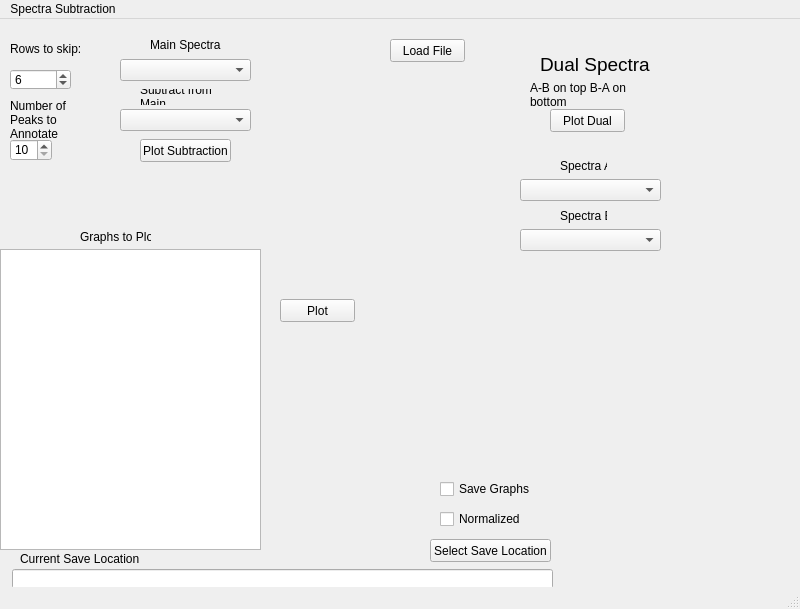
jbarwegen/Spectral-Subtraction, file Spectra.ui: the form before one commit.
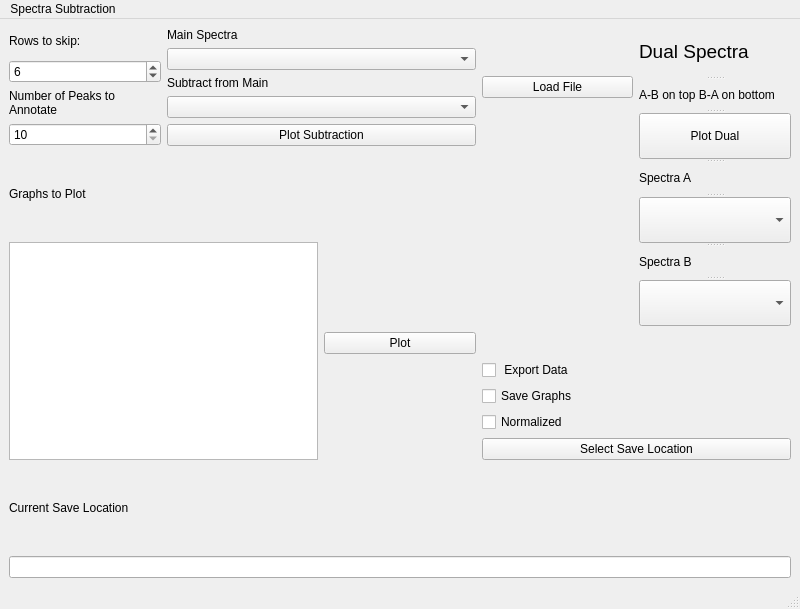
The form after the commit.

Patch:
```diff
--- a/Spectra.ui
+++ b/Spectra.ui
@@ -16,6 +16,9 @@
   <property name="windowTitle">
    <string>Spectra Subtraction</string>
   </property>
+  <property name="styleSheet">
+   <string notr="true"/>
+  </property>
   <property name="iconSize">
    <size>
     <width>32</width>
@@ -23,15 +26,24 @@
    </size>
   </property>
   <widget class="QWidget" name="centralwidget">
+   <layout class="QGridLayout" name="gridLayout_2">
+    <item row="0" column="0">
+     <layout class="QVBoxLayout" name="verticalLayout">
+      <item>
+       <widget class="QLabel" name="rowLabel">
+        <property name="text">
+         <string>Rows to skip:</string>
+        </property>
+        <property name="wordWrap">
+         <bool>true</bool>
+        </property>
+        <property name="buddy">
+         <cstring>rowSkipSpinBox</cstring>
+        </property>
+       </widget>
+      </item>
+      <item>
    <widget class="QSpinBox" name="rowSkipSpinBox">
-    <property name="geometry">
-     <rect>
-      <x>10</x>
-      <y>50</y>
-      <width>61</width>
-      <height>21</height>
-     </rect>
-    </property>
     <property name="wrapping">
      <bool>true</bool>
     </property>
@@ -45,34 +57,33 @@
      <string/>
     </property>
    </widget>
-   <widget class="QLabel" name="rowLabel">
-    <property name="geometry">
-     <rect>
-      <x>10</x>
-      <y>20</y>
-      <width>91</width>
-      <height>20</height>
-     </rect>
-    </property>
+      </item>
+      <item>
+       <widget class="QLabel" name="label">
     <property name="text">
-     <string>Rows to skip:</string>
+         <string>Number of Peaks to Annotate</string>
     </property>
     <property name="wordWrap">
      <bool>true</bool>
     </property>
     <property name="buddy">
-     <cstring>rowSkipSpinBox</cstring>
-    </property>
-   </widget>
+         <cstring>peaksAnnotate</cstring>
+        </property>
+       </widget>
+      </item>
+      <item>
+       <widget class="QSpinBox" name="peaksAnnotate">
+        <property name="specialValueText">
+         <string>10</string>
+        </property>
+       </widget>
+      </item>
+     </layout>
+    </item>
+    <item row="0" column="1" colspan="2">
+     <layout class="QGridLayout" name="gridLayout">
+      <item row="0" column="0">
    <widget class="QLabel" name="mainSpectraLabel">
-    <property name="geometry">
-     <rect>
-      <x>150</x>
-      <y>10</y>
-      <width>71</width>
-      <height>31</height>
-     </rect>
-    </property>
     <property name="text">
      <string>Main Spectra</string>
     </property>
@@ -86,86 +97,16 @@
      <cstring>mainSpectraBox</cstring>
     </property>
    </widget>
-   <widget class="QPushButton" name="loadfileButton">
-    <property name="geometry">
-     <rect>
-      <x>390</x>
-      <y>20</y>
-      <width>75</width>
-      <height>23</height>
-     </rect>
-    </property>
-    <property name="text">
-     <string>Load File</string>
-    </property>
-    <property name="checkable">
-     <bool>false</bool>
-    </property>
-   </widget>
+      </item>
+      <item row="1" column="0">
    <widget class="QComboBox" name="mainSpectraBox">
-    <property name="geometry">
-     <rect>
-      <x>120</x>
-      <y>40</y>
-      <width>131</width>
-      <height>22</height>
-     </rect>
-    </property>
     <property name="editable">
      <bool>false</bool>
     </property>
    </widget>
-   <widget class="QLabel" name="graphLabel">
-    <property name="geometry">
-     <rect>
-      <x>80</x>
-      <y>210</y>
-      <width>71</width>
-      <height>16</height>
-     </rect>
-    </property>
-    <property name="text">
-     <string>Graphs to Plot</string>
-    </property>
-    <property name="buddy">
-     <cstring>graphsWidget</cstring>
-    </property>
-   </widget>
-   <widget class="QListWidget" name="graphsWidget">
-    <property name="geometry">
-     <rect>
-      <x>0</x>
-      <y>230</y>
-      <width>261</width>
-      <height>301</height>
-     </rect>
-    </property>
-    <property name="alternatingRowColors">
-     <bool>true</bool>
-    </property>
-    <property name="selectionMode">
-     <enum>QAbstractItemView::MultiSelection</enum>
-    </property>
-   </widget>
-   <widget class="QComboBox" name="subtractBox">
-    <property name="geometry">
-     <rect>
-      <x>120</x>
-      <y>90</y>
-      <width>131</width>
-      <height>22</height>
-     </rect>
-    </property>
-   </widget>
+      </item>
+      <item row="2" column="0">
    <widget class="QLabel" name="subtractLabel">
-    <property name="geometry">
-     <rect>
-      <x>140</x>
-      <y>70</y>
-      <width>101</width>
-      <height>16</height>
-     </rect>
-    </property>
     <property name="text">
      <string>Subtract from Main</string>
     </property>
@@ -176,151 +117,35 @@
      <cstring>subtractBox</cstring>
     </property>
    </widget>
+      </item>
+      <item row="3" column="0">
+       <widget class="QComboBox" name="subtractBox"/>
+      </item>
+      <item row="4" column="0">
    <widget class="QPushButton" name="plotSubtractionButton">
-    <property name="geometry">
-     <rect>
-      <x>140</x>
-      <y>120</y>
-      <width>91</width>
-      <height>23</height>
-     </rect>
-    </property>
     <property name="text">
      <string>Plot Subtraction</string>
     </property>
    </widget>
-   <widget class="QPushButton" name="selectFolderButton">
-    <property name="geometry">
-     <rect>
-      <x>430</x>
-      <y>520</y>
-      <width>121</width>
-      <height>23</height>
-     </rect>
-    </property>
+      </item>
+     </layout>
+    </item>
+    <item row="0" column="3">
+     <widget class="QPushButton" name="loadfileButton">
     <property name="text">
-     <string>Select Save Location</string>
-    </property>
-   </widget>
-   <widget class="QLineEdit" name="saveLocationLineEdit">
-    <property name="geometry">
-     <rect>
-      <x>12</x>
-      <y>550</y>
-      <width>541</width>
-      <height>20</height>
-     </rect>
-    </property>
-   </widget>
-   <widget class="QLabel" name="saveLocationLabel">
-    <property name="geometry">
-     <rect>
-      <x>20</x>
-      <y>530</y>
-      <width>461</width>
-      <height>20</height>
-     </rect>
-    </property>
-    <property name="text">
-     <string>Current Save Location</string>
-    </property>
-    <property name="buddy">
-     <cstring>saveLocationLineEdit</cstring>
-    </property>
-   </widget>
-   <widget class="QCheckBox" name="toggleNormalization">
-    <property name="geometry">
-     <rect>
-      <x>440</x>
-      <y>490</y>
-      <width>81</width>
-      <height>20</height>
-     </rect>
-    </property>
-    <property name="text">
-     <string>Normalized</string>
-    </property>
-   </widget>
-   <widget class="QCheckBox" name="saveGraphBox">
-    <property name="geometry">
-     <rect>
-      <x>440</x>
-      <y>460</y>
-      <width>91</width>
-      <height>20</height>
-     </rect>
-    </property>
-    <property name="text">
-     <string>Save Graphs</string>
-    </property>
-   </widget>
-   <widget class="QSpinBox" name="peaksAnnotate">
-    <property name="geometry">
-     <rect>
-      <x>10</x>
-      <y>120</y>
-      <width>42</width>
-      <height>22</height>
-     </rect>
-    </property>
-    <property name="specialValueText">
-     <string>10</string>
-    </property>
-   </widget>
-   <widget class="QLabel" name="label">
-    <property name="geometry">
-     <rect>
-      <x>10</x>
-      <y>80</y>
-      <width>91</width>
-      <height>41</height>
-     </rect>
-    </property>
-    <property name="text">
-     <string>Number of Peaks to Annotate</string>
-    </property>
-    <property name="wordWrap">
-     <bool>true</bool>
-    </property>
-    <property name="buddy">
-     <cstring>peaksAnnotate</cstring>
-    </property>
-   </widget>
-   <widget class="QPushButton" name="plotGraphs">
-    <property name="geometry">
-     <rect>
-      <x>280</x>
-      <y>280</y>
-      <width>75</width>
-      <height>23</height>
-     </rect>
-    </property>
-    <property name="text">
-     <string>Plot</string>
-    </property>
-   </widget>
-   <widget class="QPushButton" name="plotDualButton">
-    <property name="geometry">
-     <rect>
-      <x>550</x>
-      <y>90</y>
-      <width>75</width>
-      <height>23</height>
-     </rect>
-    </property>
-    <property name="text">
-     <string>Plot Dual</string>
-    </property>
-   </widget>
+       <string>Load File</string>
+      </property>
+      <property name="checkable">
+       <bool>false</bool>
+      </property>
+     </widget>
+    </item>
+    <item row="0" column="4" rowspan="3">
+     <widget class="QSplitter" name="splitter">
+      <property name="orientation">
+       <enum>Qt::Vertical</enum>
+      </property>
    <widget class="QLabel" name="label_2">
-    <property name="geometry">
-     <rect>
-      <x>540</x>
-      <y>20</y>
-      <width>111</width>
-      <height>51</height>
-     </rect>
-    </property>
     <property name="text">
      <string>&lt;html&gt;&lt;head/&gt;&lt;body&gt;&lt;p&gt;&lt;span style=&quot; font-size:14pt;&quot;&gt;Dual Spectra&lt;/span&gt;&lt;/p&gt;&lt;/body&gt;&lt;/html&gt;</string>
     </property>
@@ -329,14 +154,6 @@
     </property>
    </widget>
    <widget class="QLabel" name="label_3">
-    <property name="geometry">
-     <rect>
-      <x>530</x>
-      <y>60</y>
-      <width>131</width>
-      <height>31</height>
-     </rect>
-    </property>
     <property name="text">
      <string>A-B on top B-A on bottom</string>
     </property>
@@ -344,15 +161,12 @@
      <bool>true</bool>
     </property>
    </widget>
+      <widget class="QPushButton" name="plotDualButton">
+       <property name="text">
+        <string>Plot Dual</string>
+       </property>
+      </widget>
    <widget class="QLabel" name="label_4">
-    <property name="geometry">
-     <rect>
-      <x>560</x>
-      <y>140</y>
-      <width>47</width>
-      <height>14</height>
-     </rect>
-    </property>
     <property name="text">
      <string>Spectra A</string>
     </property>
@@ -360,39 +174,84 @@
      <cstring>spectraABox</cstring>
     </property>
    </widget>
-   <widget class="QComboBox" name="spectraABox">
-    <property name="geometry">
-     <rect>
-      <x>520</x>
-      <y>160</y>
-      <width>141</width>
-      <height>22</height>
-     </rect>
-    </property>
-   </widget>
-   <widget class="QComboBox" name="spectraBBox">
-    <property name="geometry">
-     <rect>
-      <x>520</x>
-      <y>210</y>
-      <width>141</width>
-      <height>22</height>
-     </rect>
-    </property>
-   </widget>
+      <widget class="QComboBox" name="spectraABox"/>
    <widget class="QLabel" name="label_5">
-    <property name="geometry">
-     <rect>
-      <x>560</x>
-      <y>190</y>
-      <width>47</width>
-      <height>14</height>
-     </rect>
-    </property>
     <property name="text">
      <string>Spectra B</string>
     </property>
    </widget>
+      <widget class="QComboBox" name="spectraBBox"/>
+     </widget>
+    </item>
+    <item row="1" column="0" colspan="2">
+     <widget class="QLabel" name="graphLabel">
+      <property name="text">
+       <string>Graphs to Plot</string>
+      </property>
+      <property name="buddy">
+       <cstring>graphsWidget</cstring>
+      </property>
+     </widget>
+    </item>
+    <item row="2" column="0" rowspan="6" colspan="2">
+     <widget class="QListWidget" name="graphsWidget">
+      <property name="alternatingRowColors">
+       <bool>true</bool>
+      </property>
+      <property name="selectionMode">
+       <enum>QAbstractItemView::MultiSelection</enum>
+      </property>
+     </widget>
+    </item>
+    <item row="3" column="2">
+     <widget class="QPushButton" name="plotGraphs">
+      <property name="text">
+       <string>Plot</string>
+      </property>
+     </widget>
+    </item>
+    <item row="4" column="3">
+     <widget class="QCheckBox" name="exportDataBox">
+      <property name="text">
+       <string> Export Data</string>
+      </property>
+     </widget>
+    </item>
+    <item row="5" column="3" colspan="2">
+     <widget class="QCheckBox" name="saveGraphBox">
+      <property name="text">
+       <string>Save Graphs</string>
+      </property>
+     </widget>
+    </item>
+    <item row="6" column="3">
+     <widget class="QCheckBox" name="toggleNormalization">
+      <property name="text">
+       <string>Normalized</string>
+      </property>
+     </widget>
+    </item>
+    <item row="7" column="3" colspan="2">
+     <widget class="QPushButton" name="selectFolderButton">
+      <property name="text">
+       <string>Select Save Location</string>
+      </property>
+     </widget>
+    </item>
+    <item row="8" column="0" colspan="4">
+     <widget class="QLabel" name="saveLocationLabel">
+      <property name="text">
+       <string>Current Save Location</string>
+      </property>
+      <property name="buddy">
+       <cstring>saveLocationLineEdit</cstring>
+      </property>
+     </widget>
+    </item>
+    <item row="9" column="0" colspan="5">
+     <widget class="QLineEdit" name="saveLocationLineEdit"/>
+    </item>
+   </layout>
   </widget>
   <widget class="QMenuBar" name="menubar">
    <property name="geometry">
```
Left out of the diff: 2 changed lines with no effect on the pictures. Lines whose indentation alone changed are shown as unchanged.
